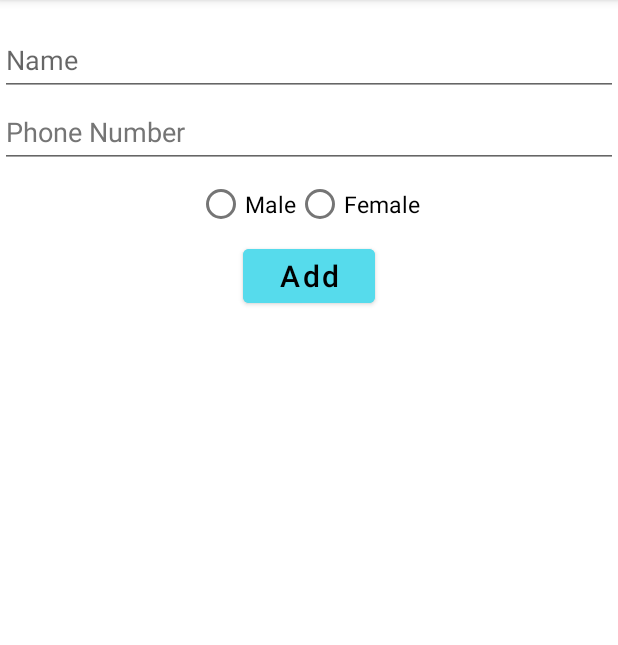
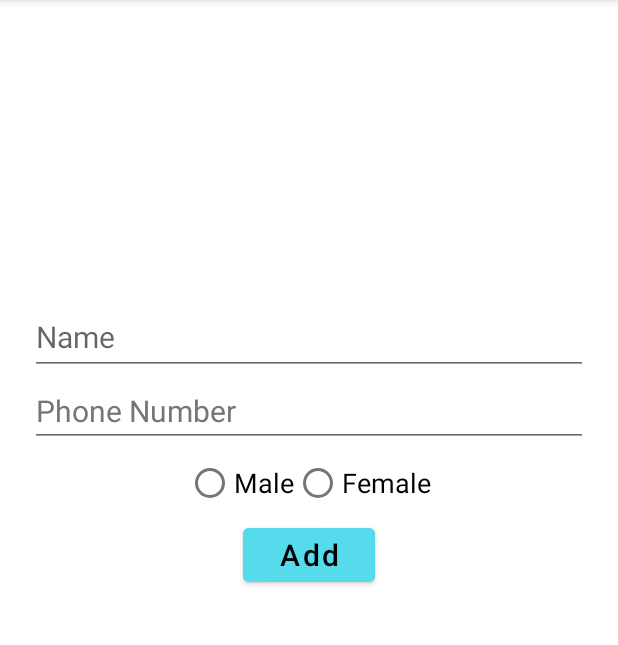
Before and after one commit to QuangAnhTr9s/DanhBa, an Android app: the screen it shows after launch (MainActivity), after a tap on "TODO", on a phone screen of 412 x 824 dp, the part 84-729 px from its top. Run offline under Robolectric (Android 15) with nearby library versions, the phone set to English and light mode, and no system bars.

Commit message:
update111

```diff
--- a/app/src/main/java/com/tqa/btdanhba/MainActivity.java
+++ b/app/src/main/java/com/tqa/btdanhba/MainActivity.java
@@ -4,27 +4,29 @@ import androidx.appcompat.app.AppCompatActivity;
 import androidx.fragment.app.FragmentManager;
 import androidx.fragment.app.FragmentTransaction;
 
+import android.content.SharedPreferences;
 import android.os.Bundle;
-import android.view.View;
 import android.widget.ImageButton;
 import android.widget.ListView;
 import android.widget.Toast;
 
+import com.google.gson.Gson;
+import com.google.gson.reflect.TypeToken;
 import com.tqa.btdanhba.adapter.CustomAdapter;
 import com.tqa.btdanhba.model.Contact;
 
+import java.lang.reflect.Type;
 import java.util.ArrayList;
+import java.util.List;
 
 
 public class MainActivity extends AppCompatActivity {
     private CustomAdapter customAdapter;
     private ArrayList<Contact> arrayContact;
-
-
     private ListView lv_danhBa;
     private ImageButton imgbtn_add;
+    private SharedPreferences sharedPreferences;
     FragmentManager fragmentManager = getSupportFragmentManager();
-
 
     @Override
     protected void onCreate(Bundle savedInstanceState) {
@@ -32,20 +34,32 @@ public class MainActivity extends AppCompatActivity {
         setContentView(R.layout.activity_main);
         setWiget();
         arrayContact = new ArrayList<>();
+        //lay du lieu tu sharedPreferences
+        sharedPreferences = getSharedPreferences("dataContact", MODE_PRIVATE);
+        //lay du lieu tu sharedPreferences ra list
+        String stringListContact = sharedPreferences.getString("list_contact", null); //lay gia tri ra, neu k co thi gan la null
+        Gson gson = new Gson();
+        if (stringListContact != null) {
+            Type type = new TypeToken<List<Contact>>() {
+            }.getType();
+            arrayContact = gson.fromJson(stringListContact, type);
+        }
         customAdapter = new CustomAdapter(this, R.layout.row_item_contact, arrayContact);
         lv_danhBa.setAdapter(customAdapter);
+        recieveDataFragmentAdd();
 
-        imgbtn_add.setOnClickListener(new View.OnClickListener() {
-            @Override
-            public void onClick(View v) {
-                FragmentTransaction fragmentTransaction = fragmentManager.beginTransaction();
-                fragmentTransaction.add(R.id.main_activity, new FragmentAdd(), "FragmentAdd");
-                fragmentTransaction.addToBackStack("add");
-                fragmentTransaction.commit();
+        imgbtn_add.setOnClickListener(v -> {
+            FragmentTransaction fragmentTransaction = fragmentManager.beginTransaction();
+            fragmentTransaction.add(R.id.main_activity, new FragmentAdd(), "FragmentAdd");
+            fragmentTransaction.addToBackStack("add");
+            fragmentTransaction.commit();
 
-            }
         });
-//        Intent intent = getIntent();
+
+    }
+
+    private void recieveDataFragmentAdd() {
+        //        Intent intent = getIntent();
         Bundle bundle = getIntent().getExtras();
 //        Bundle bundle = getIntent().getExtras();
 //        Contact contact = (Contact) bundle.get("obj_contact");
@@ -61,7 +75,13 @@ public class MainActivity extends AppCompatActivity {
                 customAdapter.notifyDataSetChanged();
             }
         }
-        Toast.makeText(this, "OnCreate", Toast.LENGTH_SHORT).show();
+        //luu list vao sharedPreferences
+        Gson gson = new Gson();
+
+        SharedPreferences.Editor editor = sharedPreferences.edit();
+        String json = gson.toJson(arrayContact);
+        editor.putString("list_contact", json);
+        editor.apply();
     }
 
     public void setWiget() {
@@ -74,52 +94,11 @@ public class MainActivity extends AppCompatActivity {
 //    neu xuat hien o vi tri >=0  thi return true
         for (Contact o :
                 arrayContact) {
-            if (o.getmPhoneNumber().indexOf(contact.getmPhoneNumber()) >= 0) {
+            if (o.getmPhoneNumber().contains(contact.getmPhoneNumber())) {
                 return true;
             }
         }
         return false;
     }
-//    public void add_person(View view) {
-//        FragmentTransaction fragmentTransaction = fragmentManager.beginTransaction();
-//        fragmentTransaction.add(R.id.main_activity, new FragmentAdd(), "FragmentAdd");
-//        fragmentTransaction.addToBackStack("aaa");
-//        fragmentTransaction.commit();
-//    }
 
-    @Override
-    protected void onStart() {
-        Toast.makeText(this, "onStart", Toast.LENGTH_SHORT).show();
-        super.onStart();
-    }
-
-    @Override
-    protected void onPause() {
-        Toast.makeText(this, "onPause", Toast.LENGTH_SHORT).show();
-        super.onPause();
-    }
-
-    @Override
-    protected void onRestart() {
-        Toast.makeText(this, "onRestart", Toast.LENGTH_SHORT).show();
-        super.onRestart();
-    }
-
-    @Override
-    protected void onResume() {
-        Toast.makeText(this, "onResume", Toast.LENGTH_SHORT).show();
-        super.onResume();
-    }
-
-    @Override
-    protected void onStop() {
-        Toast.makeText(this, "onStop", Toast.LENGTH_SHORT).show();
-        super.onStop();
-    }
-
-    @Override
-    protected void onDestroy() {
-        Toast.makeText(this, "onDestroy", Toast.LENGTH_SHORT).show();
-        super.onDestroy();
-    }
 }
--- a/app/src/main/res/layout/fragment_add.xml
+++ b/app/src/main/res/layout/fragment_add.xml
@@ -2,35 +2,42 @@
 <LinearLayout xmlns:android="http://schemas.android.com/apk/res/android"
     android:layout_width="match_parent"
     android:layout_height="match_parent"
-    android:orientation="vertical"
-    android:background="@color/white">
+    android:background="@color/white"
+    android:orientation="vertical">
+
+    <LinearLayout
+        android:layout_width="match_parent"
+        android:layout_height="wrap_content"
+        android:layout_marginStart="20dp"
+        android:layout_marginTop="200dp"
+        android:layout_marginEnd="20dp"
+        android:orientation="vertical">
 
         <EditText
             android:id="@+id/edt_name"
             android:layout_width="match_parent"
-        android:layout_height="wrap_content"
-        android:layout_marginTop="16dp"
-        android:autofillHints=""
+            android:layout_height="50sp"
             android:hint="@string/name"
             android:inputType="text"
-        android:minHeight="48dp" />
+            android:textSize="20sp" />
 
         <EditText
+            android:textSize="20sp"
+            android:inputType="phone"
+            android:hint="@string/phone_number"
             android:id="@+id/edt_phoneNumber"
             android:layout_width="match_parent"
             android:layout_height="wrap_content"
-        android:autofillHints=""
-        android:hint="@string/phone_number"
-        android:inputType="phone"
             android:maxLength="11"
-        android:minHeight="48dp"
             android:textColorHint="#757575" />
+    </LinearLayout>
+
 
     <RadioGroup
-        android:layout_gravity="center_horizontal"
         android:id="@+id/radioGroup"
         android:layout_width="wrap_content"
         android:layout_height="wrap_content"
+        android:layout_gravity="center_horizontal"
         android:orientation="horizontal">
 
         <RadioButton
@@ -39,7 +46,7 @@
             android:layout_height="wrap_content"
             android:layout_weight="1"
             android:text="@string/male"
-            android:textSize="15sp" />
+            android:textSize="18sp" />
 
         <RadioButton
             android:id="@+id/radioButton_female"
@@ -47,23 +54,19 @@
             android:layout_height="wrap_content"
             android:layout_weight="1"
             android:text="@string/female"
-            android:textSize="15sp" />
+            android:textSize="18sp" />
     </RadioGroup>
 
     <Button
-        android:layout_gravity="center_horizontal"
         android:id="@+id/btn_addPhoneNumber"
         android:layout_width="wrap_content"
         android:layout_height="wrap_content"
+        android:layout_gravity="center_horizontal"
         android:backgroundTint="#56DBEC"
         android:text="@string/add"
         android:textAllCaps="false"
         android:textColor="@color/black"
         android:textSize="20sp" />
-    <!--        android:onClick="addContact"-->
 
-    <LinearLayout
-        android:layout_width="match_parent"
-        android:layout_height="match_parent"/>
 
 </LinearLayout>
--- a/build.gradle
+++ b/build.gradle
@@ -1,7 +1,7 @@
 // Top-level build file where you can add configuration options common to all sub-projects/modules.
 plugins {
-    id 'com.android.application' version '7.1.3' apply false
-    id 'com.android.library' version '7.1.3' apply false
+    id 'com.android.application' version '7.3.0' apply false
+    id 'com.android.library' version '7.3.0' apply false
 }
 
 task clean(type: Delete) {
```
Also changed, not shown: gradle/wrapper/gradle-wrapper.properties. Lines whose indentation alone changed are shown as unchanged.
